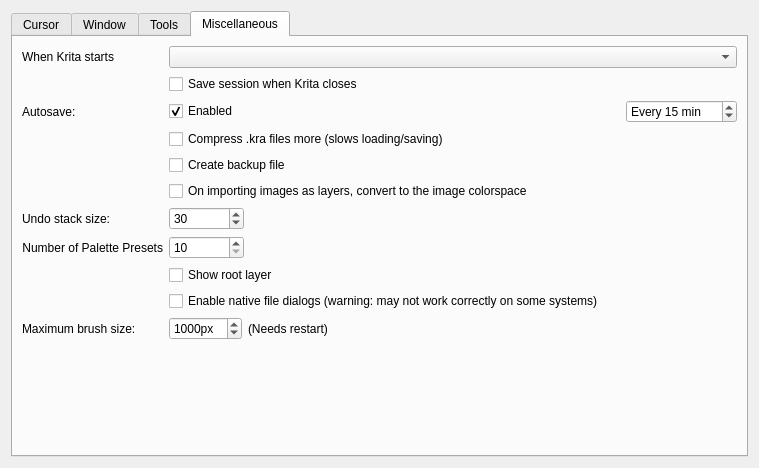
Before: the Qt Designer form libs/ui/forms/wdggeneralsettings.ui in KDE/krita, drawn with Qt 5.
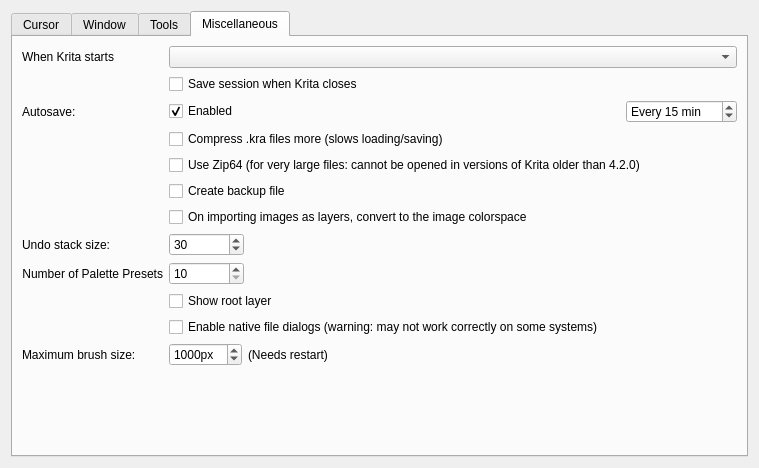
After: the same form once the commit is applied. The open tabs and pages were chosen to show the change. Custom widgets are drawn as their Qt base class.

Patch:
```diff
--- a/libs/ui/forms/wdggeneralsettings.ui
+++ b/libs/ui/forms/wdggeneralsettings.ui
@@ -601,21 +601,21 @@
          </property>
         </widget>
        </item>
-       <item row="5" column="1">
+       <item row="6" column="1">
         <widget class="QCheckBox" name="m_backupFileCheckBox">
          <property name="text">
           <string>Create backup file </string>
          </property>
         </widget>
        </item>
-       <item row="7" column="1">
+       <item row="8" column="1">
         <widget class="QCheckBox" name="m_chkConvertOnImport">
          <property name="text">
           <string>On importing images as layers, convert to the image colorspace</string>
          </property>
         </widget>
        </item>
-       <item row="9" column="0">
+       <item row="10" column="0">
         <widget class="QLabel" name="label">
          <property name="sizePolicy">
           <sizepolicy hsizetype="Minimum" vsizetype="Preferred">
@@ -631,7 +631,7 @@
          </property>
         </widget>
        </item>
-       <item row="9" column="1">
+       <item row="10" column="1">
         <widget class="KisIntParseSpinBox" name="m_undoStackSize">
          <property name="sizePolicy">
           <sizepolicy hsizetype="Fixed" vsizetype="Fixed">
@@ -659,7 +659,7 @@
          </property>
         </widget>
        </item>
-       <item row="10" column="0">
+       <item row="11" column="0">
         <widget class="QLabel" name="label_3">
          <property name="sizePolicy">
           <sizepolicy hsizetype="Minimum" vsizetype="Preferred">
@@ -675,14 +675,14 @@
          </property>
         </widget>
        </item>
-       <item row="12" column="1">
+       <item row="13" column="1">
         <widget class="QCheckBox" name="chkShowRootLayer">
          <property name="text">
           <string>Show root layer</string>
          </property>
         </widget>
        </item>
-       <item row="13" column="1">
+       <item row="14" column="1">
         <widget class="QCheckBox" name="m_chkNativeFileDialog">
          <property name="toolTip">
           <string>Warning: if you enable this setting and the file dialogs do weird stuff, do not report a bug.</string>
@@ -692,14 +692,14 @@
          </property>
         </widget>
        </item>
-       <item row="15" column="0">
+       <item row="16" column="0">
         <widget class="QLabel" name="label_9">
          <property name="text">
           <string>Maximum brush size:</string>
          </property>
         </widget>
        </item>
-       <item row="15" column="1">
+       <item row="16" column="1">
         <layout class="QHBoxLayout" name="horizontalLayout_2">
          <item>
           <widget class="QSpinBox" name="intMaxBrushSize">
@@ -735,7 +735,7 @@
          </item>
         </layout>
        </item>
-       <item row="16" column="1">
+       <item row="17" column="1">
         <spacer name="verticalSpacer_4">
          <property name="orientation">
           <enum>Qt::Vertical</enum>
@@ -748,7 +748,7 @@
          </property>
         </spacer>
        </item>
-       <item row="10" column="1">
+       <item row="11" column="1">
         <widget class="KisIntParseSpinBox" name="m_favoritePresetsSpinBox">
          <property name="sizePolicy">
           <sizepolicy hsizetype="Fixed" vsizetype="Fixed">
@@ -770,6 +770,16 @@
          </property>
         </widget>
        </item>
+       <item row="5" column="1">
+        <widget class="QCheckBox" name="chkZip64">
+         <property name="toolTip">
+          <string>&lt;html&gt;&lt;head/&gt;&lt;body&gt;&lt;p&gt;Only use this option for &lt;span style=&quot; font-weight:600;&quot;&gt;very&lt;/span&gt; large files: larger than 4 GiB on disk.&lt;/p&gt;&lt;/body&gt;&lt;/html&gt;</string>
+         </property>
+         <property name="text">
+          <string>Use Zip64 (for very large files: cannot be opened in versions of Krita older than 4.2.0)</string>
+         </property>
+        </widget>
+       </item>
       </layout>
      </widget>
     </widget>
```
